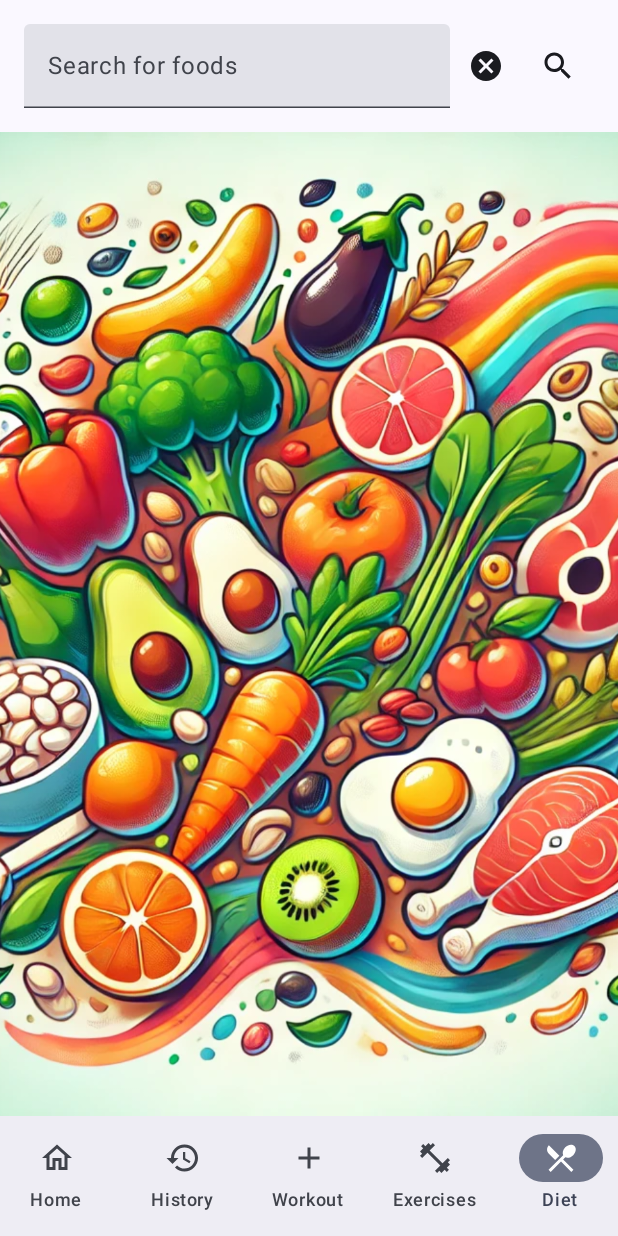
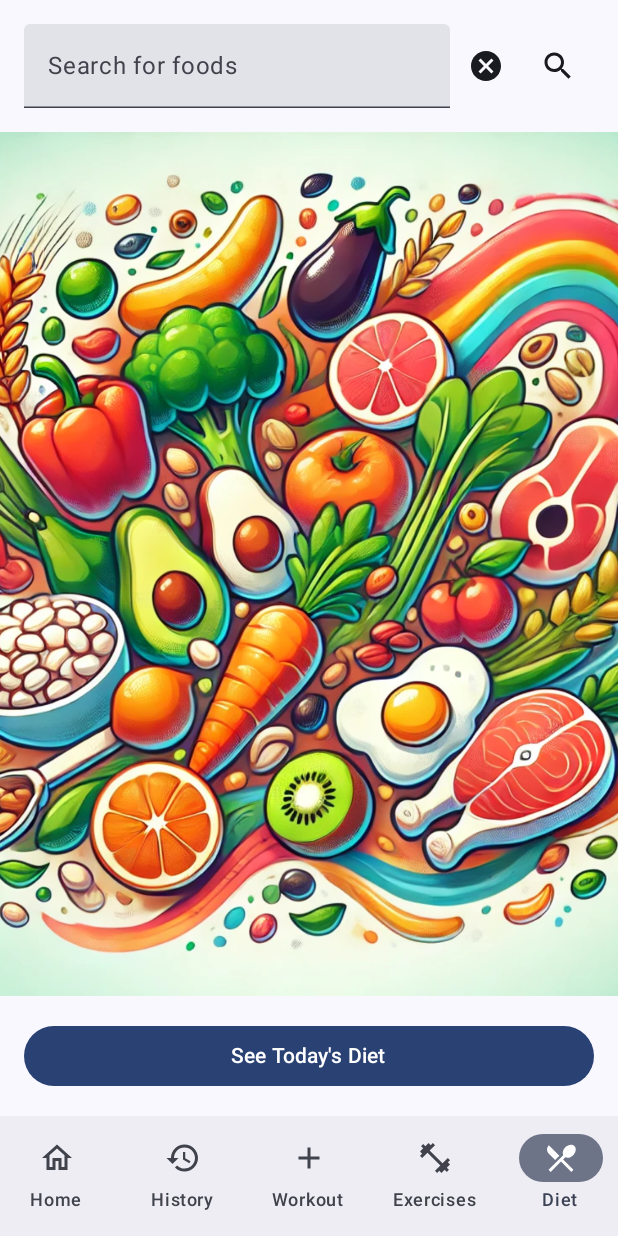
Before and after one commit to BartoszMordarski/WorkoutApp, an Android app built with Jetpack Compose: the screen it shows after launch (MainActivity), item 5 of the bottom bar chosen, on a phone screen of 412 x 824 dp. Run offline under Robolectric (Android 15) with nearby library versions, the phone set to English and light mode, and no system bars; our stand-ins replace Dagger/Hilt's generated code, Room's generated code; 4 statements that could not run were skipped.

Commit message:
adding food to diet and todays diet screen

```diff
--- a/app/build.gradle.kts
+++ b/app/build.gradle.kts
@@ -12,7 +12,7 @@ android {
 
     defaultConfig {
         applicationId = "com.example.workoutapp"
-        minSdk = 24
+        minSdk = 26
         targetSdk = 34
         versionCode = 1
         versionName = "1.0"
@@ -63,9 +63,11 @@ dependencies {
     implementation("androidx.compose.material3:material3")
     implementation("androidx.compose.material:material:1.7.2")
 
-
     implementation("com.squareup.retrofit2:retrofit:2.9.0")
     implementation("com.squareup.retrofit2:converter-gson:2.9.0")
+
+    implementation("com.github.tehras:charts:0.2.4-alpha")
+
 
     implementation(libs.hilt.android)
     kapt(libs.hilt.android.compiler)
--- a/app/src/main/java/com/example/workoutapp/data/AppDatabase.kt
+++ b/app/src/main/java/com/example/workoutapp/data/AppDatabase.kt
@@ -2,12 +2,15 @@ package com.example.workoutapp.data
 
 import androidx.room.Database
 import androidx.room.RoomDatabase
+import androidx.room.TypeConverters
 import com.example.workoutapp.data.activeworkout.set.SetDetail
 import com.example.workoutapp.data.activeworkout.set.SetDetailDao
 import com.example.workoutapp.data.activeworkout.wexercise.WorkoutExercise
 import com.example.workoutapp.data.activeworkout.wexercise.WorkoutExerciseDao
 import com.example.workoutapp.data.activeworkout.workout.Workout
 import com.example.workoutapp.data.activeworkout.workout.WorkoutDao
+import com.example.workoutapp.data.diet.model.DailyDietDao
+import com.example.workoutapp.data.diet.model.DailyDietItem
 import com.example.workoutapp.data.exercise.Exercise
 import com.example.workoutapp.data.exercise.ExerciseDao
 import com.example.workoutapp.data.template.texercise.TemplateExercise
@@ -16,10 +19,18 @@ import com.example.workoutapp.data.template.wtemplate.WorkoutTemplate
 import com.example.workoutapp.data.template.wtemplate.WorkoutTemplateDao
 
 @Database(
-    entities = [Exercise::class, Workout::class, WorkoutExercise::class, SetDetail::class, WorkoutTemplate::class, TemplateExercise::class],
-    version = 5,
+    entities = [
+        Exercise::class,
+        Workout::class,
+        WorkoutExercise::class,
+        SetDetail::class,
+        WorkoutTemplate::class,
+        TemplateExercise::class,
+        DailyDietItem::class],
+    version = 6,
     exportSchema = false
 )
+@TypeConverters(Converters::class)
 abstract class AppDatabase : RoomDatabase() {
 
     abstract fun exerciseDao(): ExerciseDao
@@ -28,5 +39,6 @@ abstract class AppDatabase : RoomDatabase() {
     abstract fun setDetailDao(): SetDetailDao
     abstract fun workoutTemplateDao(): WorkoutTemplateDao
     abstract fun templateExerciseDao(): TemplateExerciseDao
+    abstract fun dailyDietDao(): DailyDietDao
 
 }
--- /dev/null
+++ b/app/src/main/java/com/example/workoutapp/data/Converters.kt
@@ -0,0 +1,20 @@
+package com.example.workoutapp.data
+
+import androidx.room.TypeConverter
+import java.time.LocalDate
+import java.time.format.DateTimeFormatter
+
+class Converters {
+
+    private val formatter: DateTimeFormatter = DateTimeFormatter.ISO_LOCAL_DATE
+
+    @TypeConverter
+    fun fromLocalDate(date: LocalDate?): String? {
+        return date?.format(formatter)
+    }
+
+    @TypeConverter
+    fun toLocalDate(dateString: String?): LocalDate? {
+        return dateString?.let { LocalDate.parse(it, formatter) }
+    }
+}
--- a/app/src/main/java/com/example/workoutapp/data/diet/model/DietRepository.kt
+++ b/app/src/main/java/com/example/workoutapp/data/diet/api/DietApiRepository.kt
@@ -1,12 +1,10 @@
-package com.example.workoutapp.data.diet.model
+package com.example.workoutapp.data.diet.api
 
 import android.util.Log
 import com.example.workoutapp.BuildConfig
-import com.example.workoutapp.data.diet.api.CalorieNinjaApi
-import com.example.workoutapp.data.diet.api.FoodItem
 import javax.inject.Inject
 
-class DietRepository @Inject constructor (private val api: CalorieNinjaApi) {
+class DietApiRepository @Inject constructor (private val api: CalorieNinjaApi) {
 
     suspend fun searchFoods(query: String): List<FoodItem> {
         val response = api.getFoods(query, BuildConfig.CALORIENINJA_API_KEY)
--- /dev/null
+++ b/app/src/main/java/com/example/workoutapp/data/diet/model/DailyDietDao.kt
@@ -0,0 +1,24 @@
+package com.example.workoutapp.data.diet.model
+
+import androidx.room.Dao
+import androidx.room.Delete
+import androidx.room.Insert
+import androidx.room.OnConflictStrategy
+import androidx.room.Query
+import kotlinx.coroutines.flow.Flow
+import java.time.LocalDate
+
+@Dao
+interface DailyDietDao {
+    @Insert(onConflict = OnConflictStrategy.REPLACE)
+    suspend fun insertDietItem(dailyDiet: DailyDietItem)
+
+    @Query("SELECT * FROM daily_diet WHERE dateAdded = :currentDate")
+    fun getDietItemsForDate(currentDate: LocalDate): Flow<List<DailyDietItem>>
+
+    @Query("SELECT * FROM daily_diet ORDER BY dateAdded DESC")
+    fun getAllDietHistory(): Flow<List<DailyDietItem>>
+
+    @Delete
+    suspend fun deleteDietItem(dailyDiet: DailyDietItem)
+}
--- /dev/null
+++ b/app/src/main/java/com/example/workoutapp/data/diet/model/DailyDietRepository.kt
@@ -0,0 +1,29 @@
+package com.example.workoutapp.data.diet.model
+
+import android.os.Build
+import androidx.annotation.RequiresApi
+import kotlinx.coroutines.flow.Flow
+import java.time.LocalDate
+import javax.inject.Inject
+
+class DailyDietRepository @Inject constructor(private val dailyDietDao: DailyDietDao) {
+
+
+    fun getDietItemsForToday(): Flow<List<DailyDietItem>> {
+        val today = LocalDate.now()
+        return dailyDietDao.getDietItemsForDate(today)
+    }
+
+    fun getAllDietHistory(): Flow<List<DailyDietItem>> {
+        return dailyDietDao.getAllDietHistory()
+    }
+
+    suspend fun addDietItem(dietItem: DailyDietItem) {
+        dailyDietDao.insertDietItem(dietItem)
+    }
+
+    suspend fun deleteDietItem(dietItem: DailyDietItem) {
+        dailyDietDao.deleteDietItem(dietItem)
+    }
+
+}
--- a/app/src/main/java/com/example/workoutapp/data/diet/model/DietViewModel.kt
+++ b/app/src/main/java/com/example/workoutapp/data/diet/model/DietViewModel.kt
@@ -5,13 +5,19 @@ import kotlinx.coroutines.flow.MutableStateFlow
 import kotlinx.coroutines.flow.StateFlow
 import androidx.lifecycle.ViewModel
 import androidx.lifecycle.viewModelScope
+import com.example.workoutapp.data.diet.api.DietApiRepository
 import com.example.workoutapp.data.diet.api.FoodItem
 import dagger.hilt.android.lifecycle.HiltViewModel
+import kotlinx.coroutines.flow.Flow
 import kotlinx.coroutines.launch
+import java.time.LocalDate
 import javax.inject.Inject
 
 @HiltViewModel
-class DietViewModel @Inject constructor(private val repository: DietRepository) : ViewModel() {
+class DietViewModel @Inject constructor(
+    private val apiRepository: DietApiRepository,
+    private val dailyDietRepository: DailyDietRepository,
+) : ViewModel() {
 
     private val _foods = MutableStateFlow<List<FoodItem>>(emptyList())
     val foods: StateFlow<List<FoodItem>> = _foods
@@ -19,11 +25,34 @@ class DietViewModel @Inject constructor(private val repository: DietRepository)
     private val _isLoading = MutableStateFlow(false)
     val isLoading: StateFlow<Boolean> = _isLoading
 
+    val todayDiet: Flow<List<DailyDietItem>> = dailyDietRepository.getDietItemsForToday()
+
+    fun addFoodToDiet(food: FoodItem) {
+        val today = LocalDate.now()
+        val dietItem = DailyDietItem(
+            name = food.name,
+            calories = food.calories,
+            protein = food.protein_g,
+            fat = food.fat_total_g,
+            carbs = food.carbohydrates_total_g,
+            dateAdded = today
+        )
+        viewModelScope.launch {
+            dailyDietRepository.addDietItem(dietItem)
+        }
+    }
+
+    fun deleteDietItem(item: DailyDietItem) {
+        viewModelScope.launch {
+            dailyDietRepository.deleteDietItem(item)
+        }
+    }
+
     fun searchFoods(query: String) {
         viewModelScope.launch {
             _isLoading.value = true
             try {
-                val foodList = repository.searchFoods(query)
+                val foodList = apiRepository.searchFoods(query)
                 _foods.value = foodList
             } catch (e: Exception) {
                 Log.d("DietViewModel", "Error searching foods: ${e.message}")
--- a/app/src/main/java/com/example/workoutapp/data/hiltmodules/DietModule.kt
+++ b/app/src/main/java/com/example/workoutapp/data/hiltmodules/DietModule.kt
@@ -1,6 +1,10 @@
 package com.example.workoutapp.data.hiltmodules
+import android.app.Application
+import androidx.room.Room
+import com.example.workoutapp.data.AppDatabase
 import com.example.workoutapp.data.diet.api.CalorieNinjaApi
-import com.example.workoutapp.data.diet.model.DietRepository
+import com.example.workoutapp.data.diet.api.DietApiRepository
+import com.example.workoutapp.data.diet.model.DailyDietDao
 import dagger.Module
 import dagger.Provides
 import dagger.hilt.InstallIn
@@ -15,6 +19,12 @@ object DietModule {
 
     @Provides
     @Singleton
+    fun provideDailyDietDao(db: AppDatabase): DailyDietDao {
+        return db.dailyDietDao()
+    }
+
+    @Provides
+    @Singleton
     fun provideCalorieNinjaApi(): CalorieNinjaApi {
         return Retrofit.Builder()
             .baseUrl("https://api.calorieninjas.com/")
@@ -25,8 +35,8 @@ object DietModule {
 
     @Provides
     @Singleton
-    fun provideDietRepository(api: CalorieNinjaApi): DietRepository {
-        return DietRepository(api)
+    fun provideDietApiRepository(api: CalorieNinjaApi): DietApiRepository {
+        return DietApiRepository(api)
     }
 
 }
--- a/app/src/main/java/com/example/workoutapp/navigation/Navigation.kt
+++ b/app/src/main/java/com/example/workoutapp/navigation/Navigation.kt
@@ -9,6 +9,7 @@ import androidx.navigation.toRoute
 import com.example.workoutapp.presentation.history.HistoryScreen
 import com.example.workoutapp.HomeView
 import com.example.workoutapp.presentation.diet.DietSearchScreen
+import com.example.workoutapp.presentation.diet.TodayDietScreen
 import com.example.workoutapp.presentation.exercise.ExerciseDetailsScreen
 import com.example.workoutapp.presentation.exercise.ExerciseScreen
 import com.example.workoutapp.presentation.workout.AddWorkoutScreen
@@ -30,6 +31,10 @@ fun Navigation(
 
         composable(Screen.Diet.route) {
             DietSearchScreen(navController, innerPadding)
+        }
+
+        composable(Screen.TodayDiet.route) {
+            TodayDietScreen(navController)
         }
 
         composable(Screen.AddWorkout.route) {
@@ -68,4 +73,4 @@ fun Navigation(
             SelectExerciseScreen(navController)
         }
     }
-    }
+}
--- a/app/src/main/java/com/example/workoutapp/navigation/Screen.kt
+++ b/app/src/main/java/com/example/workoutapp/navigation/Screen.kt
@@ -9,6 +9,7 @@ sealed class Screen(val route: String): Serializable {
     object Exercises : Screen("exercises")
     object History : Screen("history")
     object SelectExercise : Screen("select_exercise")
+    object TodayDiet: Screen("today_diet_screen")
 
 }
 
--- a/app/src/main/java/com/example/workoutapp/presentation/diet/DietSearchScreen.kt
+++ b/app/src/main/java/com/example/workoutapp/presentation/diet/DietSearchScreen.kt
@@ -5,13 +5,12 @@ import androidx.compose.foundation.gestures.detectTapGestures
 import androidx.compose.foundation.layout.*
 import androidx.compose.foundation.lazy.LazyColumn
 import androidx.compose.foundation.lazy.items
-import androidx.compose.foundation.text.KeyboardOptions
+import androidx.compose.ui.Alignment
 import androidx.compose.material.icons.Icons
 import androidx.compose.material.icons.filled.Cancel
 import androidx.compose.material.icons.filled.Search
 import androidx.compose.material3.*
 import androidx.compose.runtime.*
-import androidx.compose.ui.Alignment
 import androidx.compose.ui.Modifier
 import androidx.compose.ui.input.pointer.pointerInput
 import androidx.compose.ui.layout.ContentScale
@@ -40,6 +39,11 @@ fun DietSearchScreen(
 
 
 
+    Box(
+        modifier = Modifier
+            .fillMaxSize()
+            .padding(bottom = paddingValues.calculateBottomPadding())
+    ) {
         Column(
             modifier = Modifier
                 .fillMaxSize()
@@ -104,6 +108,7 @@ fun DietSearchScreen(
                         CircularProgressIndicator()
                     }
                 }
+
                 showResults && foodItems.isEmpty() -> {
                     Box(
                         modifier = Modifier
@@ -116,13 +121,18 @@ fun DietSearchScreen(
                         )
                     }
                 }
+
                 showResults -> {
                     LazyColumn(modifier = Modifier.fillMaxSize()) {
                         items(foodItems) { food ->
-                        FoodItemRow(food)
+                            FoodItemRow(
+                                food = food,
+                                onAddToDiet = { viewModel.addFoodToDiet(food) }
+                            )
                         }
                     }
                 }
+
                 else -> {
                     Box(
                         modifier = Modifier
@@ -139,10 +149,21 @@ fun DietSearchScreen(
                 }
             }
         }
+
+        Button(
+            onClick = { navController.navigate("today_diet_screen") },
+            modifier = Modifier
+                .fillMaxWidth()
+                .padding(16.dp)
+                .align(Alignment.BottomCenter)
+        ) {
+            Text(text = "See Today's Diet")
+        }
+    }
 }
 
 @Composable
-fun FoodItemRow(food: FoodItem) {
+fun FoodItemRow(food: FoodItem, onAddToDiet: (FoodItem) -> Unit) {
     Card(
         modifier = Modifier
             .padding(8.dp)
@@ -175,6 +196,15 @@ fun FoodItemRow(food: FoodItem) {
                 text = "Carbohydrates: ${food.carbohydrates_total_g} g",
                 style = MaterialTheme.typography.bodyMedium
             )
+
+            Button(
+                onClick = { onAddToDiet(food) },
+                modifier = Modifier
+                    .padding(top = 8.dp)
+                    .align(Alignment.CenterHorizontally)
+            ) {
+                Text(text = "Add to Today Diet")
             }
         }
     }
+}
--- a/settings.gradle.kts
+++ b/settings.gradle.kts
@@ -16,6 +16,7 @@ dependencyResolutionManagement {
     repositories {
         google()
         mavenCentral()
+        maven("https://jitpack.io")
     }
 }
 
```
Also changed, not shown: app/src/main/java/com/example/workoutapp/data/diet/model/DailyDietItem.kt (added, +16 -0 lines), app/src/main/java/com/example/workoutapp/presentation/diet/TodayDietScreen.kt (added, +172 -0 lines). Lines whose indentation alone changed are shown as unchanged.
